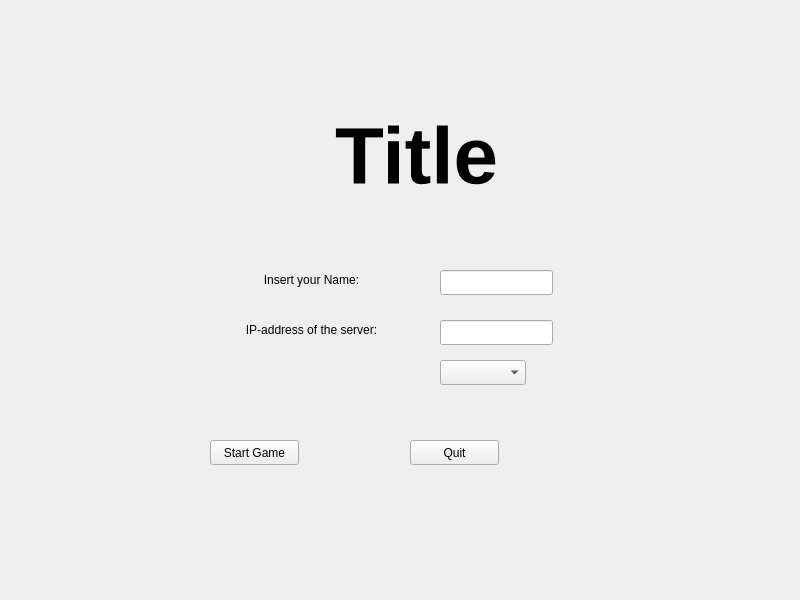
The window that view2D/StartingDialog.ui (tglane/asteroids) describes before a commit, drawn with Qt 5.
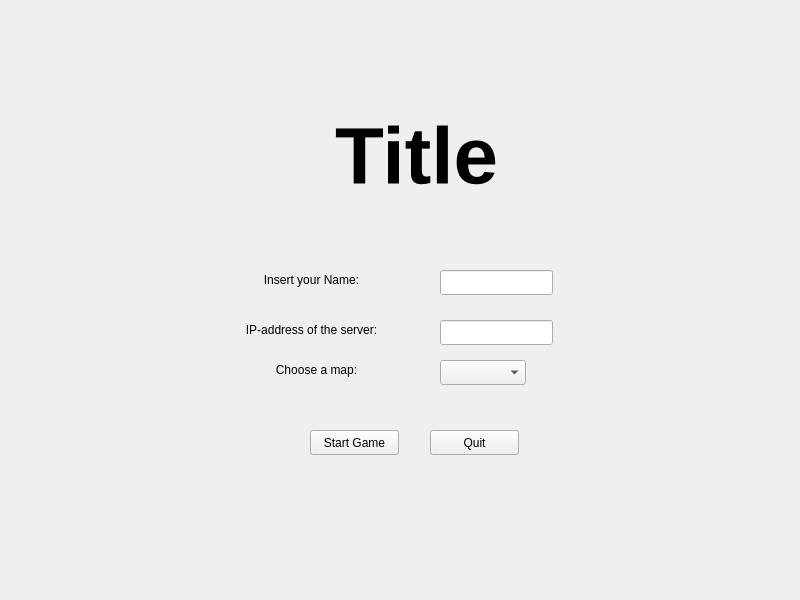
The same window after the commit.

```diff
--- a/view2D/StartingDialog.ui
+++ b/view2D/StartingDialog.ui
@@ -17,8 +17,8 @@
    <widget class="QPushButton" name="StartGame">
     <property name="geometry">
      <rect>
-      <x>210</x>
-      <y>440</y>
+      <x>310</x>
+      <y>430</y>
       <width>89</width>
       <height>25</height>
      </rect>
@@ -30,8 +30,8 @@
    <widget class="QPushButton" name="ExitGame">
     <property name="geometry">
      <rect>
-      <x>410</x>
-      <y>440</y>
+      <x>430</x>
+      <y>430</y>
       <width>89</width>
       <height>25</height>
      </rect>
@@ -125,6 +125,22 @@
      </rect>
     </property>
    </widget>
+   <widget class="QLabel" name="ChooseMapLabel">
+    <property name="geometry">
+     <rect>
+      <x>226</x>
+      <y>360</y>
+      <width>181</width>
+      <height>20</height>
+     </rect>
+    </property>
+    <property name="text">
+     <string>Choose a map:</string>
+    </property>
+    <property name="alignment">
+     <set>Qt::AlignCenter</set>
+    </property>
+   </widget>
   </widget>
   <widget class="QMenuBar" name="menubar">
    <property name="geometry">
```
